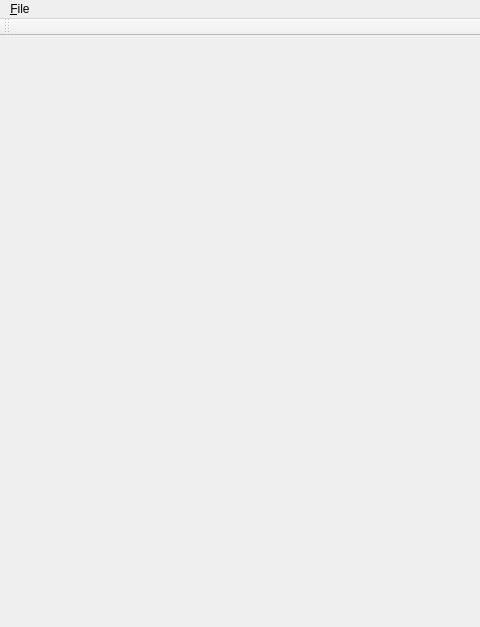
First picture: the form in main_window.ui, repository aakrosh/marva, before the edit; both pictures show x 0 to 480 and y 0 to 627 of the 899 by 627 pixel window.
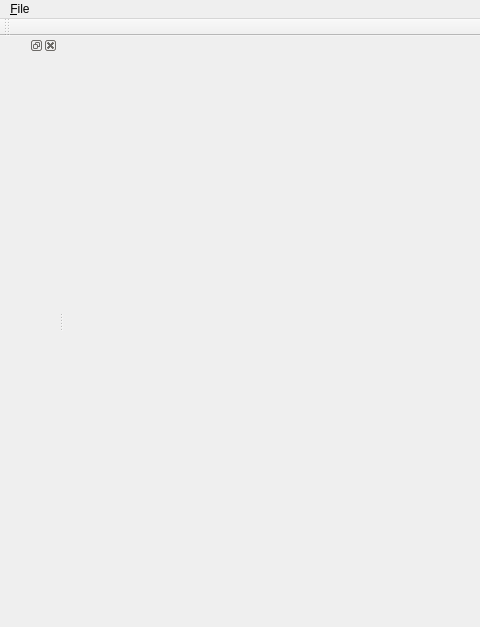
Second picture: the form after the edit.

Diff of the .ui file:
```diff
--- a/main_window.ui
+++ b/main_window.ui
@@ -70,6 +70,12 @@
     <bool>false</bool>
    </attribute>
   </widget>
+  <widget class="QDockWidget" name="taxListDockWidget">
+   <attribute name="dockWidgetArea">
+    <number>1</number>
+   </attribute>
+   <widget class="QWidget" name="dockWidgetContents"/>
+  </widget>
   <action name="actionSave">
    <property name="text">
     <string>&amp;Save</string>
```
